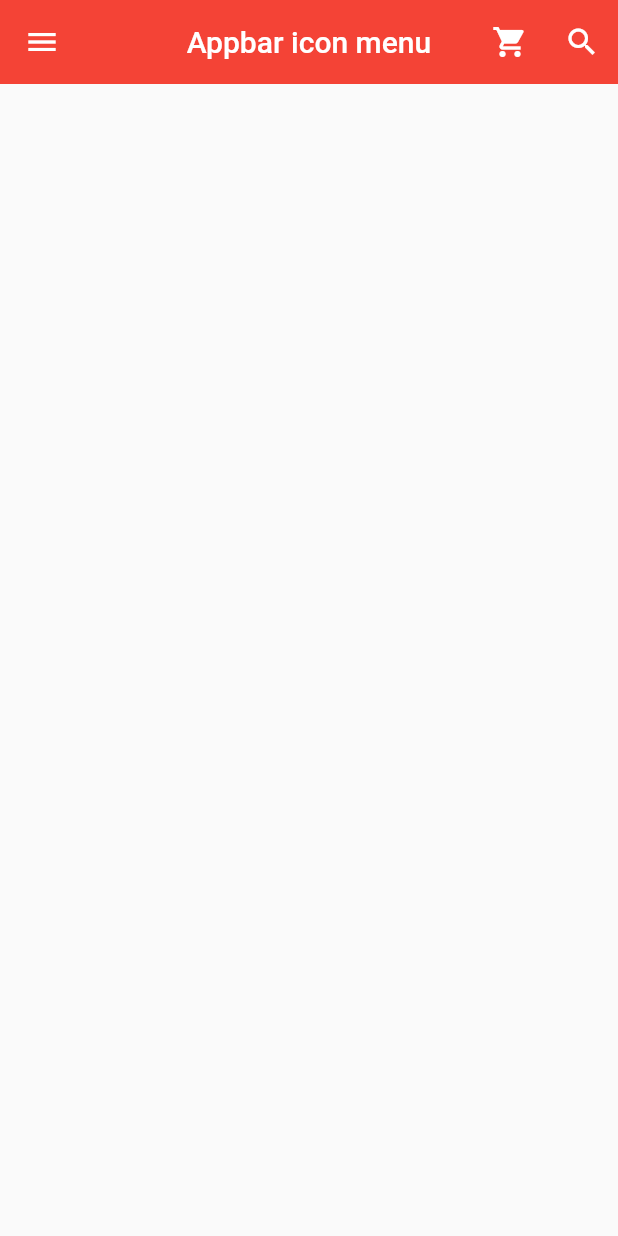
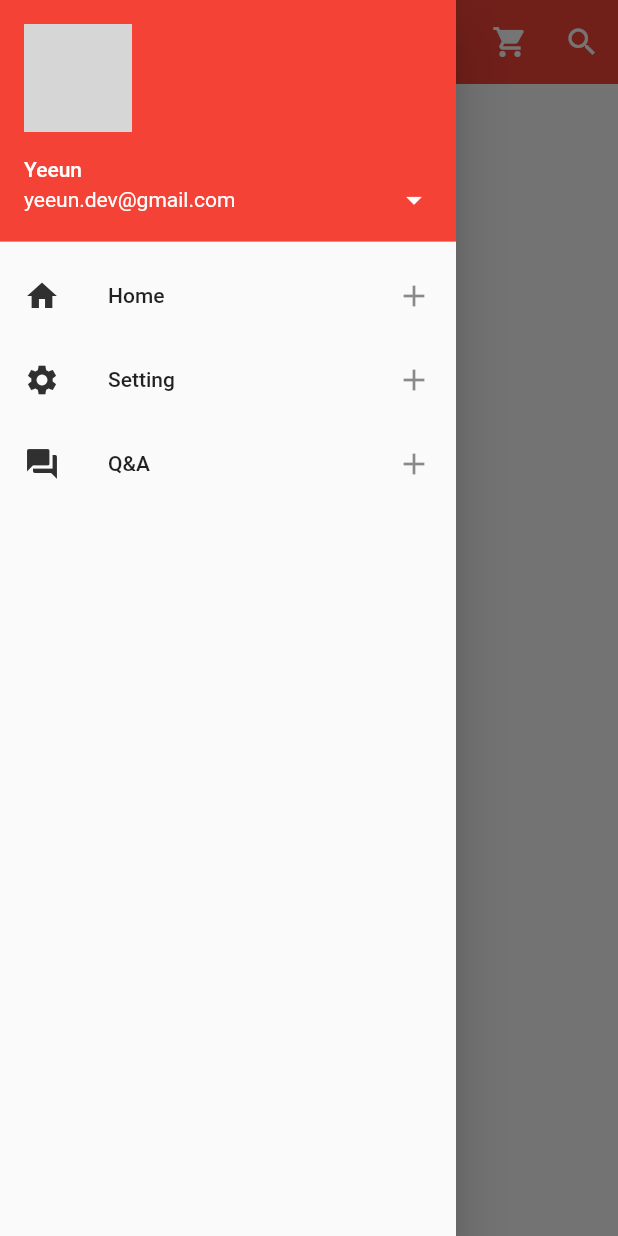
Before and after one commit to yeahsilver/flutter, a Flutter app: the screen it shows after launch, with the side drawer open (before the commit the screen has no drawer), on a phone screen of 412 x 824 dp. Run offline on Flutter 3.47's test engine with Material 2 defaults, Android fonts, the phone set to English and light mode, and no system bars; our stand-ins replace get; grey boxes are pictures that could not be loaded.

Commit message:
feat: app_icon_menu 구현

```diff
--- a/app_icon_menu/analysis_options.yaml
+++ b/app_icon_menu/analysis_options.yaml
@@ -22,6 +22,9 @@ linter:
   # `// ignore_for_file: name_of_lint` syntax on the line or in the file
   # producing the lint.
   rules:
+    prefer_const_constructors: false
+    prefer_const_literals_to_create_immutables: false
+    prefer_const_constructors_in_immutables: false
     # avoid_print: false  # Uncomment to disable the `avoid_print` rule
     # prefer_single_quotes: true  # Uncomment to enable the `prefer_single_quotes` rule
 
--- a/app_icon_menu/lib/main.dart
+++ b/app_icon_menu/lib/main.dart
@@ -25,30 +25,81 @@ class MyPage extends StatelessWidget {
         title: Text('Appbar icon menu'),
         centerTitle: true,
         elevation: 0.0,
-        leading: IconButton(
-          // 아이콘 버튼이나 간단한 위젯을 왼쪽에 배치할 때 사용
-          icon: Icon(Icons.menu),
-          onPressed: () {
-            // 함수의 형태로 일반 버튼이나 아이콘 버튼을 터치했을 때 일어나는 이벤트를 정의한 곳
-            print('Menu button is clicked');
-          },
-        ),
+        // leading: IconButton(
+        //   // 아이콘 버튼이나 간단한 위젯을 왼쪽에 배치할 때 사용
+        //   icon: Icon(Icons.menu),
+        //   onPressed: () {
+        //     // 함수의 형태로 일반 버튼이나 아이콘 버튼을 터치했을 때 일어나는 이벤트를 정의한 곳
+        //     print('Menu button is clicked');
+        //   },
+        // ),
         actions: <Widget>[
           // 복수의 아이콘 버튼 등을 오른쪽에 배치할 때
           IconButton(
-            icon: Icon(Icons.shopping_cart),
+            icon: const Icon(Icons.shopping_cart),
             onPressed: () {
               print('Shopping cart button is clicked');
             },
           ),
           IconButton(
-            icon: Icon(Icons.search),
+            icon: const Icon(Icons.search),
             onPressed: () {
               print('Search button is clicked');
             },
           ),
         ],
       ),
+      drawer: Drawer(
+        child: ListView(
+          padding: EdgeInsets.zero,
+          children: <Widget>[
+            UserAccountsDrawerHeader(
+              currentAccountPicture: CircleAvatar(
+                backgroundImage: AssetImage('assets/img1.heic'),
+                backgroundColor: Colors.white,
+              ),
+              accountName: Text('Yeeun'),
+              accountEmail: Text('yeeun.dev@gmail.com'),
+              onDetailsPressed: () {
+                print('arrow is clicked');
+              },
+            ),
+            ListTile(
+              leading: Icon(
+                Icons.home,
+                color: Colors.grey[850],
+              ),
+              title: Text('Home'),
+              onTap: () {
+                print('Home is clicked');
+              },
+              trailing: Icon(Icons.add),
+            ),
+            ListTile(
+              leading: Icon(
+                Icons.settings,
+                color: Colors.grey[850],
+              ),
+              title: Text('Setting'),
+              onTap: () {
+                print('Setting is clicked');
+              },
+              trailing: Icon(Icons.add),
+            ),
+            ListTile(
+              leading: Icon(
+                Icons.question_answer,
+                color: Colors.grey[850],
+              ),
+              title: Text('Q&A'),
+              onTap: () {
+                print('Q&A is clicked');
+              },
+              trailing: Icon(Icons.add),
+            ),
+          ],
+        ),
+      ),
     );
   }
 }
--- a/app_icon_menu/pubspec.yaml
+++ b/app_icon_menu/pubspec.yaml
@@ -58,9 +58,8 @@ flutter:
   uses-material-design: true
 
   # To add assets to your application, add an assets section, like this:
-  # assets:
-  #   - images/a_dot_burr.jpeg
-  #   - images/a_dot_ham.jpeg
+  assets:
+    - assets/img1.heic
 
   # An image asset can refer to one or more resolution-specific "variants", see
   # https://flutter.dev/assets-and-images/#resolution-aware
```
Also changed, not shown: 1 other file.
